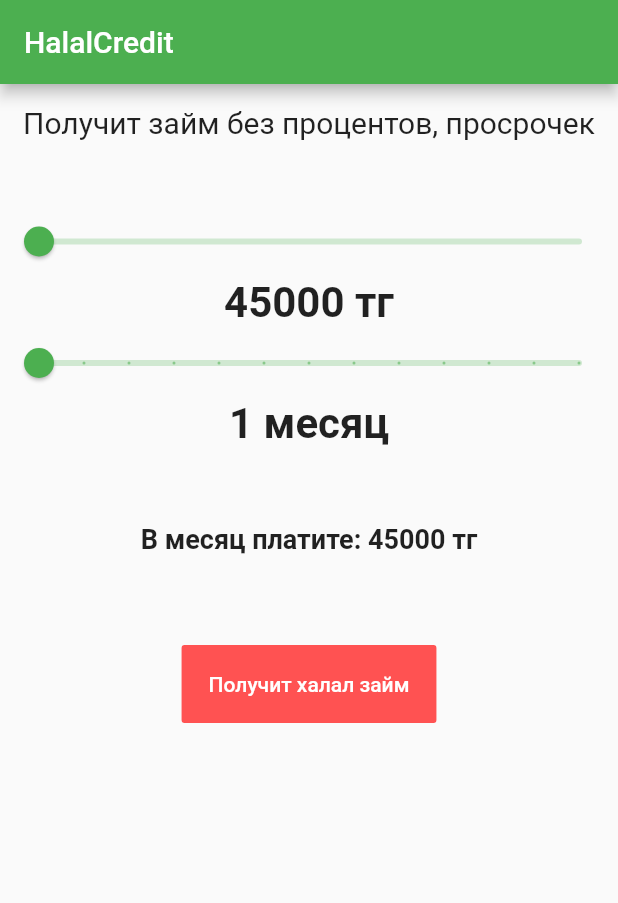
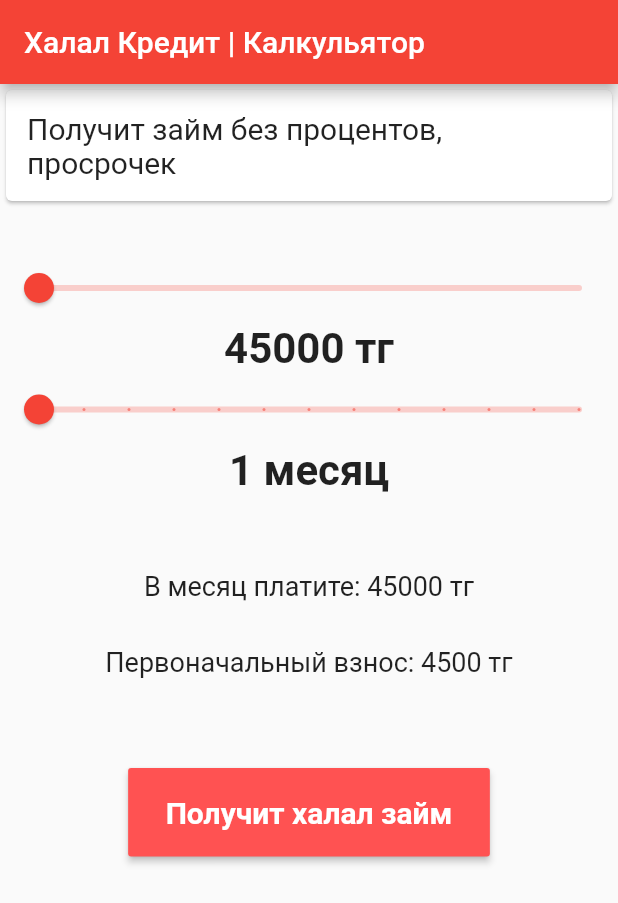
Before and after one commit to ertaikuanyshov/halalcredit, a Flutter app: the screen it shows after launch, on a phone screen of 412 x 824 dp. Shown: the top 903 px of the screen. Run offline on Flutter 3.47's test engine with Material 2 defaults, Android fonts, the phone set to English and light mode, and no system bars; our stand-ins replace google_fonts; missing offline and left inert: superellipse_shape; Roboto replaces fonts that are missing (Ubuntu).

```diff
--- a/lib/functions.dart
+++ b/lib/functions.dart
@@ -1,3 +1,7 @@
 int getMonthPay(int money, int month) {
   return money ~/ month;
 }
+
+int getFirstContribution(int money, int month) {
+  return (money ~/ 100) * 10;
+}
--- a/lib/main.dart
+++ b/lib/main.dart
@@ -1,5 +1,7 @@
 import 'package:flutter/material.dart';
+import 'package:google_fonts/google_fonts.dart';
 import 'package:halalcredit/functions.dart';
+import 'package:superellipse_shape/superellipse_shape.dart';
 import 'package:url_launcher/url_launcher.dart';
 
 void main() {
@@ -11,8 +13,9 @@ class App extends StatelessWidget {
   Widget build(BuildContext context) {
     return MaterialApp(
       theme: ThemeData(
-        primarySwatch: Colors.green,
+        primarySwatch: Colors.red,
         visualDensity: VisualDensity.adaptivePlatformDensity,
+        textTheme: GoogleFonts.ubuntuTextTheme(),
       ),
       home: HomePage(),
     );
@@ -20,14 +23,13 @@ class App extends StatelessWidget {
 }
 
 class HomePage extends StatefulWidget {
-  HomePage({Key key}) : super(key: key);
+  HomePage({Key? key}) : super(key: key);
 
   @override
   _HomePageState createState() => _HomePageState();
 }
 
 class _HomePageState extends State<HomePage> {
-
   double _currentMoney = 45000;
   double _month = 1;
 
@@ -35,16 +37,19 @@ class _HomePageState extends State<HomePage> {
   Widget build(BuildContext context) {
     return Scaffold(
       appBar: AppBar(
-        title: const Text("HalalCredit"),
+        title: const Text("Халал Кредит | Калкульятор"),
       ),
-      body: Column(
+      body: SingleChildScrollView(
+        child: Column(
           crossAxisAlignment: CrossAxisAlignment.center,
           children: <Widget>[
-          Padding(
+            Card(
+              child: Padding(
                 padding: const EdgeInsets.all(14.0),
                 child: const Text(
                   'Получит займ без процентов, просрочек',
                   style: const TextStyle(fontSize: 20.0),
+                ),
               ),
             ),
             const SizedBox(
@@ -56,10 +61,12 @@ class _HomePageState extends State<HomePage> {
               max: 2000000,
               divisions: 500,
               label: _currentMoney.toInt().toString(),
-              onChanged: (value) => setState(() => _currentMoney = value)),
+              onChanged: (value) => setState(() => _currentMoney = value),
+            ),
             Text(
               _currentMoney.toInt().toString() + " тг",
-            style: const TextStyle(fontSize: 28.0, fontWeight: FontWeight.bold),
+              style:
+                  const TextStyle(fontSize: 28.0, fontWeight: FontWeight.bold),
             ),
             Slider(
                 value: _month,
@@ -70,31 +77,58 @@ class _HomePageState extends State<HomePage> {
                 onChanged: (value) => setState(() => _month = value)),
             Text(
               _month.toInt().toString() + " месяц",
-            style: const TextStyle(fontSize: 28.0, fontWeight: FontWeight.bold),
+              style:
+                  const TextStyle(fontSize: 28.0, fontWeight: FontWeight.bold),
             ),
             SizedBox(
               height: 50.0,
             ),
             Text(
               "В месяц платите: " +
-                getMonthPay(_currentMoney.toInt(), _month.toInt()).toString() +
+                  getMonthPay(_currentMoney.toInt(), _month.toInt())
+                      .toString() +
                   " тг",
-            style: const TextStyle(fontSize: 18.0, fontWeight: FontWeight.bold),
+              style: const TextStyle(fontSize: 18.0),
+            ),
+            const SizedBox(
+              height: 30.0,
+            ),
+            Text(
+              "Первоначальный взнос: " +
+                  getFirstContribution(_currentMoney.toInt(), _month.toInt())
+                      .toString() +
+                  " тг",
+              style: const TextStyle(fontSize: 18.0),
             ),
             const SizedBox(
               height: 60.0,
             ),
-          FlatButton(
-            padding: const EdgeInsets.all(18.0),
+            MaterialButton(
+              padding: const EdgeInsets.only(
+                top: 18,
+                bottom: 18,
+                right: 25,
+                left: 25,
+              ),
               color: Colors.redAccent,
               textColor: Colors.white,
-            child: const Text("Получит халал займ"),
+              child: const Text(
+                "Получит халал займ",
+                style: TextStyle(
+                  fontSize: 20,
+                  fontWeight: FontWeight.bold,
+                ),
+              ),
+              shape: SuperellipseShape(
+                borderRadius: BorderRadius.circular(28.0),
+              ),
               onPressed: () => launch(
                 "https://cabinet.halalcredit.kz/ru/order/create?ref_id=48058804",
               ),
             )
           ],
         ),
+      ),
     );
   }
 }
--- a/pubspec.yaml
+++ b/pubspec.yaml
@@ -3,12 +3,14 @@ description: Halal credit
 version: 1.0.0+1
 
 environment:
-  sdk: ">=2.7.0 <3.0.0"
+  sdk: ">=2.12.0 <3.0.0"
 
 dependencies:
   flutter:
     sdk: flutter
-  url_launcher: ^5.7.10
+  url_launcher: 6.0.6
+  google_fonts: 2.1.0
+  superellipse_shape: 0.1.6
 
 dev_dependencies:
   flutter_test:
```
Also changed, not shown: pubspec.lock. Lines whose indentation alone changed are shown as unchanged.
